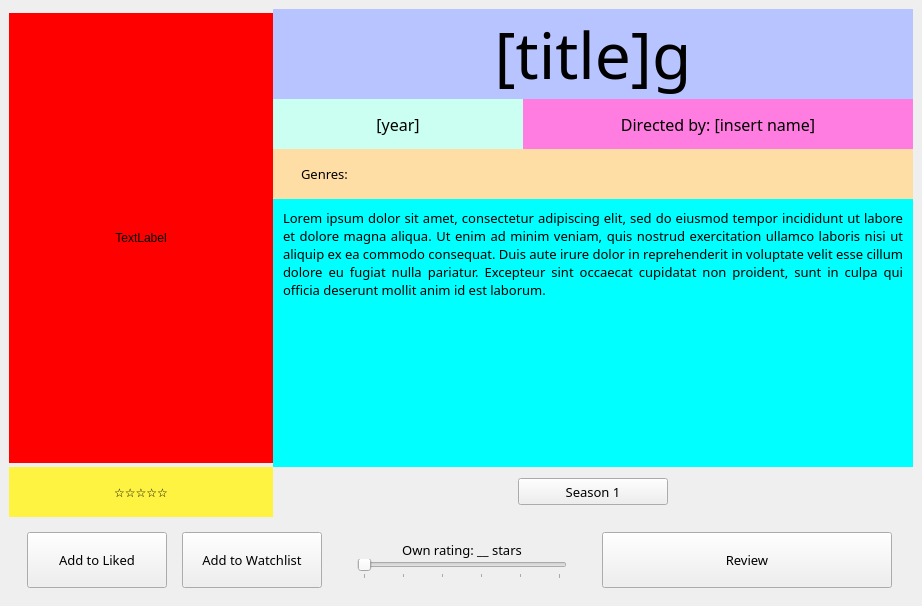
Old version of the form ui/about-title-tv-show.ui in the repository xbryan25/movie-tvshow-review-app.
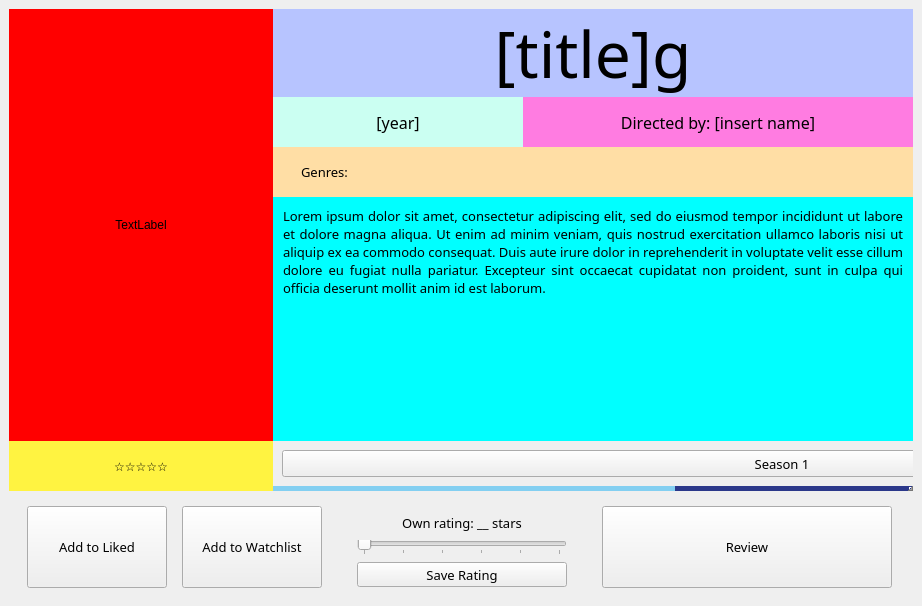
New version of the form.

Commit message: Add save button for about_title_tv_show, connect it to accounts.db, load old review for each season

What changed in the file:
```diff
--- a/ui/about-title-tv-show.ui
+++ b/ui/about-title-tv-show.ui
@@ -197,6 +197,12 @@
        </item>
        <item row="6" column="1" colspan="2">
         <widget class="QScrollArea" name="season_buttons_scroll_area">
+         <property name="minimumSize">
+          <size>
+           <width>0</width>
+           <height>50</height>
+          </size>
+         </property>
          <property name="maximumSize">
           <size>
            <width>16777215</width>
@@ -240,18 +246,24 @@
          <widget class="QWidget" name="season_buttons_scroll_area_widget_contents">
           <property name="geometry">
            <rect>
-            <x>0</x>
+            <x>-441</x>
             <y>0</y>
-            <width>577</width>
-            <height>50</height>
+            <width>1018</width>
+            <height>45</height>
            </rect>
           </property>
           <layout class="QGridLayout" name="seasons_buttons_grid">
            <item row="0" column="0">
             <widget class="QPushButton" name="temp_button">
+             <property name="minimumSize">
+              <size>
+               <width>1000</width>
+               <height>0</height>
+              </size>
+             </property>
              <property name="maximumSize">
               <size>
-               <width>150</width>
+               <width>5000</width>
                <height>27</height>
               </size>
              </property>
@@ -325,6 +337,12 @@
     </item>
     <item row="1" column="0">
      <widget class="QWidget" name="user_input_widget" native="true">
+      <property name="minimumSize">
+       <size>
+        <width>0</width>
+        <height>100</height>
+       </size>
+      </property>
       <property name="maximumSize">
        <size>
         <width>16777215</width>
@@ -381,10 +399,16 @@
        </item>
        <item>
         <widget class="QWidget" name="give_rating" native="true">
+         <property name="minimumSize">
+          <size>
+           <width>0</width>
+           <height>90</height>
+          </size>
+         </property>
          <property name="maximumSize">
           <size>
            <width>250</width>
-           <height>16777215</height>
+           <height>90</height>
           </size>
          </property>
          <layout class="QVBoxLayout" name="verticalLayout_2">
@@ -394,15 +418,27 @@
           <property name="leftMargin">
            <number>20</number>
           </property>
+          <property name="topMargin">
+           <number>0</number>
+          </property>
           <property name="rightMargin">
            <number>20</number>
           </property>
+          <property name="bottomMargin">
+           <number>0</number>
+          </property>
           <item>
            <widget class="QLabel" name="star_label">
+            <property name="minimumSize">
+             <size>
+              <width>0</width>
+              <height>20</height>
+             </size>
+            </property>
             <property name="maximumSize">
              <size>
               <width>16777215</width>
-              <height>50</height>
+              <height>20</height>
              </size>
             </property>
             <property name="font">
@@ -424,10 +460,16 @@
           </item>
           <item>
            <widget class="QSlider" name="star_slider">
+            <property name="minimumSize">
+             <size>
+              <width>0</width>
+              <height>15</height>
+             </size>
+            </property>
             <property name="maximumSize">
              <size>
               <width>16777215</width>
-              <height>16777215</height>
+              <height>15</height>
              </size>
             </property>
             <property name="maximum">
@@ -459,6 +501,34 @@
             </property>
            </widget>
           </item>
+          <item>
+           <widget class="QPushButton" name="save_rating_button">
+            <property name="minimumSize">
+             <size>
+              <width>0</width>
+              <height>25</height>
+             </size>
+            </property>
+            <property name="maximumSize">
+             <size>
+              <width>16777215</width>
+              <height>25</height>
+             </size>
+            </property>
+            <property name="font">
+             <font>
+              <family>Oswald</family>
+              <pointsize>10</pointsize>
+             </font>
+            </property>
+            <property name="cursor">
+             <cursorShape>PointingHandCursor</cursorShape>
+            </property>
+            <property name="text">
+             <string>Save Rating</string>
+            </property>
+           </widget>
+          </item>
          </layout>
         </widget>
        </item>
```
Left out of the diff: 18 changed lines with no effect on the pictures. The commit also changes 3 other files.
